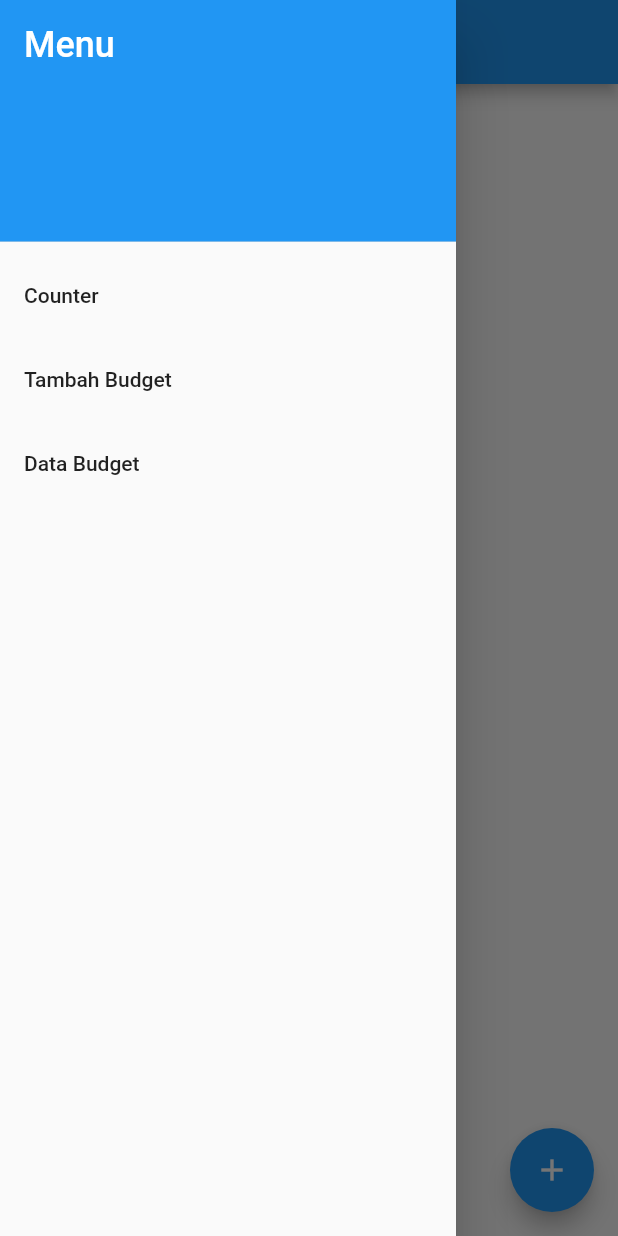
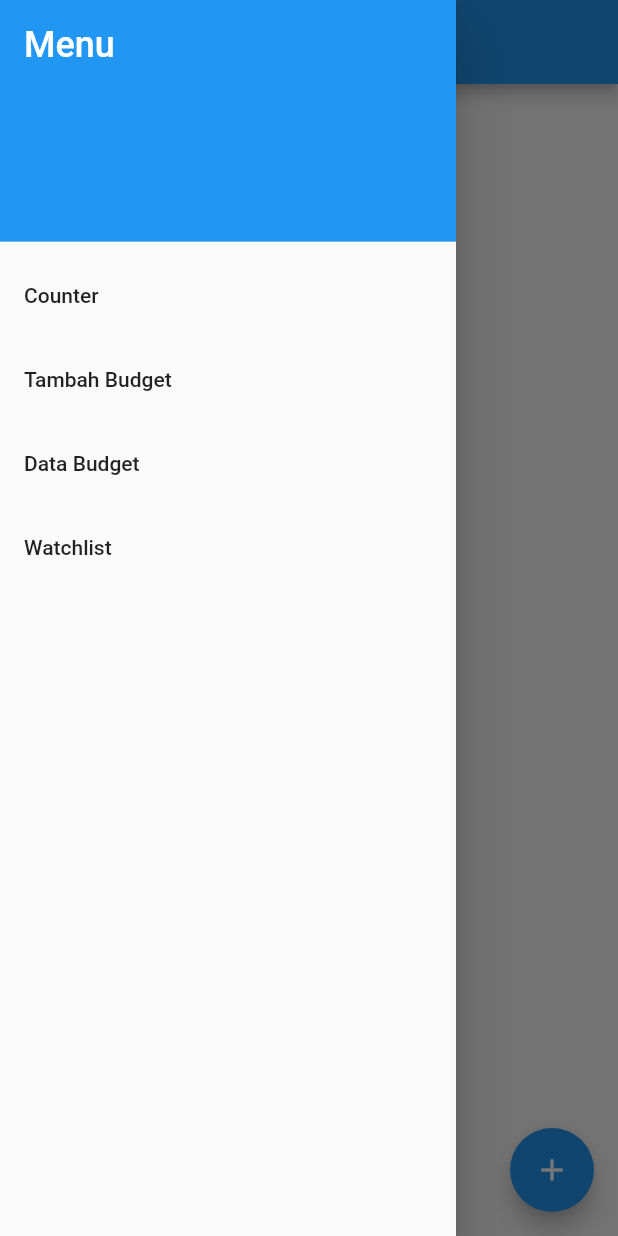
Before and after one commit to NurFajarSA/pbp-flutter-lab, a Flutter app: the screen it shows after launch, with the side drawer open, on a phone screen of 412 x 824 dp. Run offline on Flutter 3.47's test engine with Material 2 defaults, Android fonts, the phone set to English and light mode, and no system bars.

```diff
--- a/lib/view/budget/data_budget_page.dart
+++ b/lib/view/budget/data_budget_page.dart
@@ -1,6 +1,7 @@
-import 'package:counter_7/model/budget/budget.dart';
+import 'package:counter_7/data/model/budget/budget.dart';
 import 'package:counter_7/view/budget/form_budget_page.dart';
 import 'package:counter_7/view/counter/counter_page.dart';
+import 'package:counter_7/view/watchlist/watchlist_page.dart';
 import 'package:counter_7/view/widgets/drawer.dart';
 import 'package:flutter/material.dart';
 
@@ -21,6 +22,8 @@ class DataBudgetPage extends StatelessWidget {
         'Tambah Budget': () => Navigator.pushReplacement(context,
             MaterialPageRoute(builder: (context) => const FormBudgetPage())),
         'Data Budget': () => Navigator.pop(context),
+        'Watchlist': () => Navigator.pushReplacement(context, MaterialPageRoute(builder: (context) => const WatchlistPage())),
+
       }),
       body: Container(
         margin: const EdgeInsets.all(16),
--- a/lib/view/budget/form_budget_page.dart
+++ b/lib/view/budget/form_budget_page.dart
@@ -1,6 +1,7 @@
-import 'package:counter_7/model/budget/budget.dart';
+import 'package:counter_7/data/model/budget/budget.dart';
 import 'package:counter_7/view/budget/data_budget_page.dart';
 import 'package:counter_7/view/counter/counter_page.dart';
+import 'package:counter_7/view/watchlist/watchlist_page.dart';
 import 'package:counter_7/view/widgets/drawer.dart';
 import 'package:flutter/material.dart';
 
@@ -45,6 +46,7 @@ class _FormBudgetPageState extends State<FormBudgetPage> {
           'Tambah Budget': () => Navigator.pop(context),
           'Data Budget': () => Navigator.pushReplacement(context,
               MaterialPageRoute(builder: (context) => const DataBudgetPage())),
+          'Watchlist': () => Navigator.pushReplacement(context, MaterialPageRoute(builder: (context) => const WatchlistPage())),
         },
         title: 'Menu',
       ),
--- a/lib/view/counter/counter_page.dart
+++ b/lib/view/counter/counter_page.dart
@@ -1,5 +1,6 @@
 import 'package:counter_7/view/budget/data_budget_page.dart';
 import 'package:counter_7/view/budget/form_budget_page.dart';
+import 'package:counter_7/view/watchlist/watchlist_page.dart';
 import 'package:counter_7/view/widgets/drawer.dart';
 import 'package:flutter/material.dart';
 
@@ -37,6 +38,7 @@ class _CounterPageState extends State<CounterPage> {
           'Counter': () => Navigator.pop(context),
           'Tambah Budget': () => Navigator.pushReplacement(context, MaterialPageRoute(builder: (context) => const FormBudgetPage())),
           'Data Budget': () => Navigator.pushReplacement(context, MaterialPageRoute(builder: (context) => const DataBudgetPage())),
+          'Watchlist': () => Navigator.pushReplacement(context, MaterialPageRoute(builder: (context) => const WatchlistPage())),
         },
       ),
       body: Center(
```
